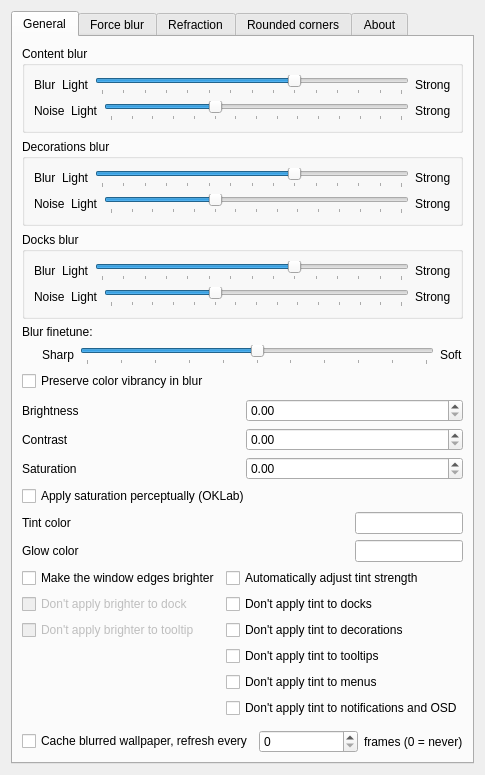
This is src/kcm/blur_config.ui in SkyShadowHero/kwin-effects-glass-sky as Qt 5 draws it before an edit. The edited form follows.
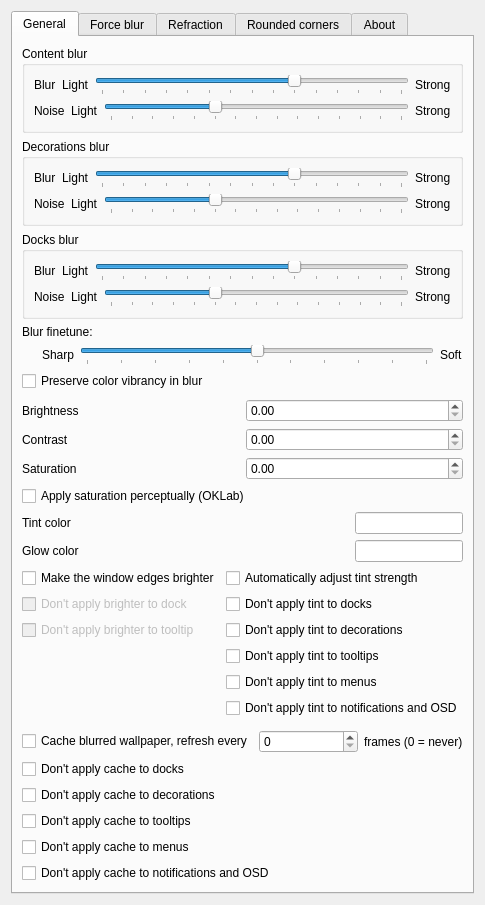
This is the edited form. Custom widgets are drawn as their Qt base class.

Commit message: feat: add wallpaper cache exclusion options (docks, decorations, tooltips, menus, notifications/OSD)

```diff
--- a/src/kcm/blur_config.ui
+++ b/src/kcm/blur_config.ui
@@ -703,6 +703,41 @@
           </item>
          </layout>
         </item>
+         <item>
+          <widget class="QCheckBox" name="kcfg_CacheExcludeDocks">
+           <property name="text">
+            <string>Don't apply cache to docks</string>
+           </property>
+          </widget>
+         </item>
+         <item>
+          <widget class="QCheckBox" name="kcfg_CacheExcludeDecorations">
+           <property name="text">
+            <string>Don't apply cache to decorations</string>
+           </property>
+          </widget>
+         </item>
+         <item>
+          <widget class="QCheckBox" name="kcfg_CacheExcludeTooltips">
+           <property name="text">
+            <string>Don't apply cache to tooltips</string>
+           </property>
+          </widget>
+         </item>
+         <item>
+          <widget class="QCheckBox" name="kcfg_CacheExcludeMenus">
+           <property name="text">
+            <string>Don't apply cache to menus</string>
+           </property>
+          </widget>
+         </item>
+         <item>
+          <widget class="QCheckBox" name="kcfg_CacheExcludeNotificationsAndOSD">
+           <property name="text">
+            <string>Don't apply cache to notifications and OSD</string>
+           </property>
+          </widget>
+         </item>
        </layout>
       </widget>
       <widget class="QWidget" name="widget">
```
Lines whose indentation alone changed are shown as unchanged. The commit also changes 4 other files.
